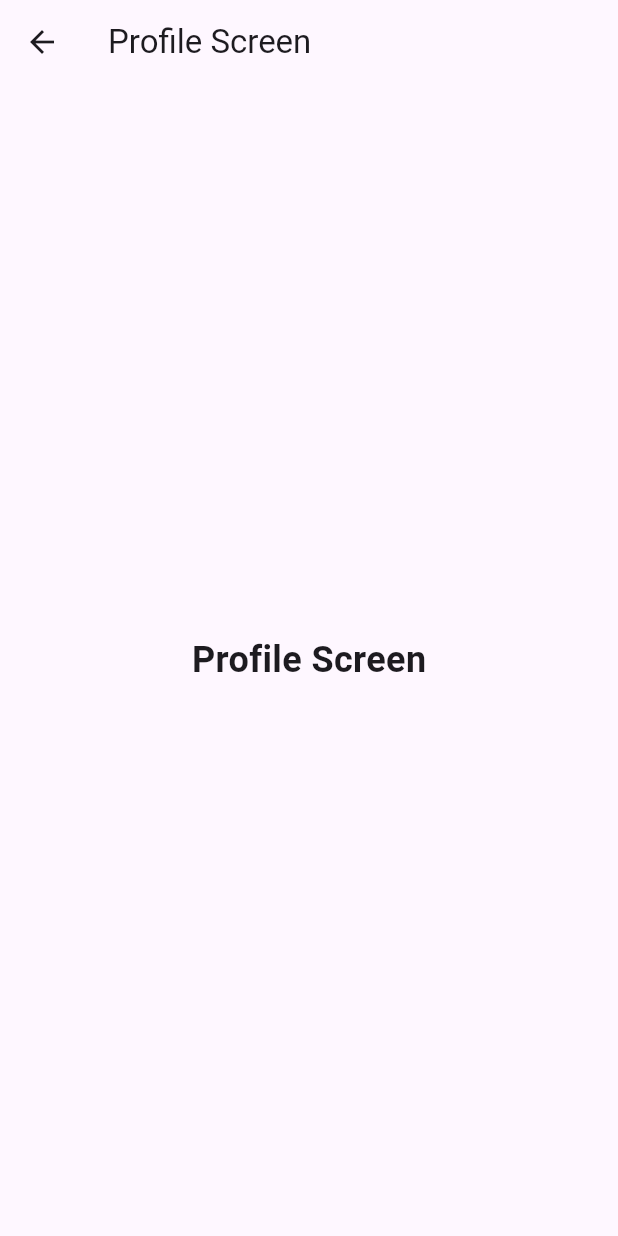
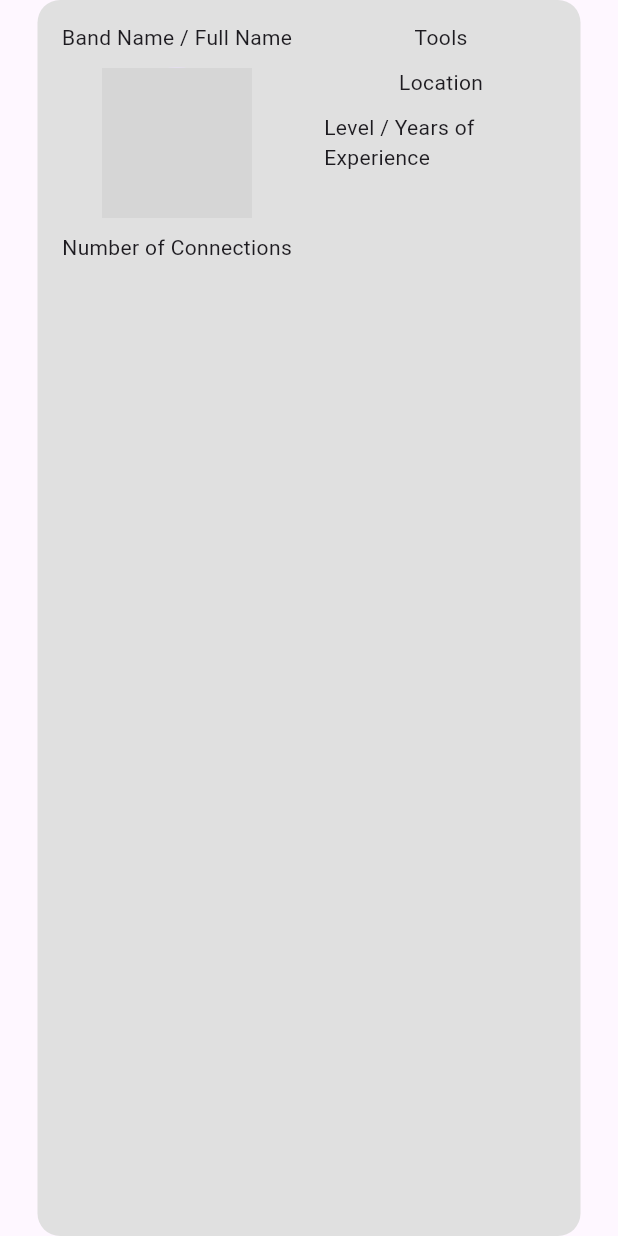
Before and after one commit to kindmemento/y-untitled, a Flutter app: the ProfileScreen screen opened directly, on a phone screen of 412 x 824 dp. Run offline on Flutter 3.47's test engine with Material 2 defaults, Android fonts, the phone set to English and light mode, and no system bars; our stand-ins replace dio, logger; network calls fail; grey boxes are pictures that could not be loaded.

Commit message:
implement a boilerplate layout for the profile screen with placeholders

```diff
--- a/lib/screens/profile_screen.dart
+++ b/lib/screens/profile_screen.dart
@@ -6,11 +6,52 @@ class ProfileScreen extends StatelessWidget {
   @override
   Widget build(BuildContext context) {
     return Scaffold(
-      appBar: AppBar(title: const Text('Profile Screen')),
-      body: const Center(
-        child: Text(
-          'Profile Screen',
-          style: TextStyle(fontSize: 24.0, fontWeight: FontWeight.bold),
+      body: SafeArea(
+        child: Padding(
+          padding: const EdgeInsets.symmetric(horizontal: 25.0),
+          child: Container(
+            width: double.infinity,
+            decoration: BoxDecoration(
+              borderRadius: BorderRadius.circular(15.0),
+              color: Colors.grey[300], // Added a color for visibility. Change as needed.
+            ),
+            child: const Padding(
+              padding: EdgeInsets.all(15.0),
+              child: Row(
+                children: [
+                  // First column
+                  Expanded(
+                    child: Column(
+                      children: [
+                        Text('Band Name / Full Name'), // placeholder
+                        SizedBox(height: 10),
+                        CircleAvatar(
+                          // Placeholder for the profile picture
+                          backgroundImage: NetworkImage('https://via.placeholder.com/100'),
+                          radius: 50.0,
+                        ),
+                        SizedBox(height: 10),
+                        Text('Number of Connections'),
+                      ],
+                    ),
+                  ),
+                  SizedBox(width: 20), // Some spacing between columns
+                  // Second column
+                  Expanded(
+                    child: Column(
+                      children: [
+                        Text('Tools'),
+                        SizedBox(height: 10),
+                        Text('Location'),
+                        SizedBox(height: 10),
+                        Text('Level / Years of Experience'),
+                      ],
+                    ),
+                  ),
+                ],
+              ),
+            ),
+          ),
         ),
       ),
     );
```
